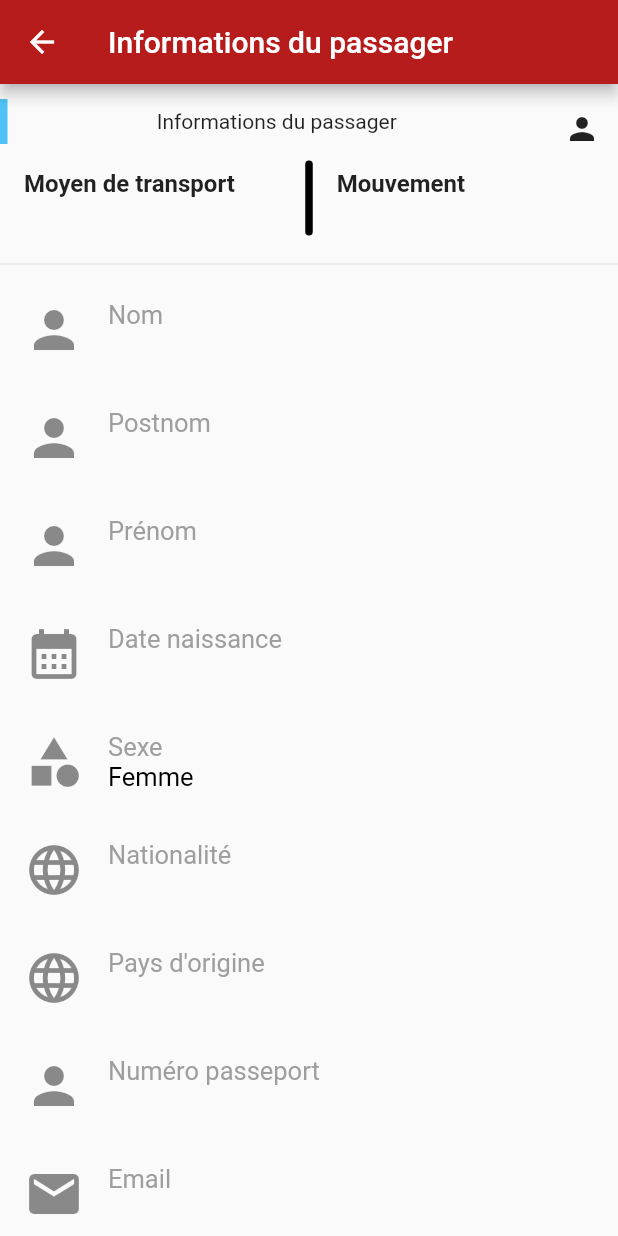
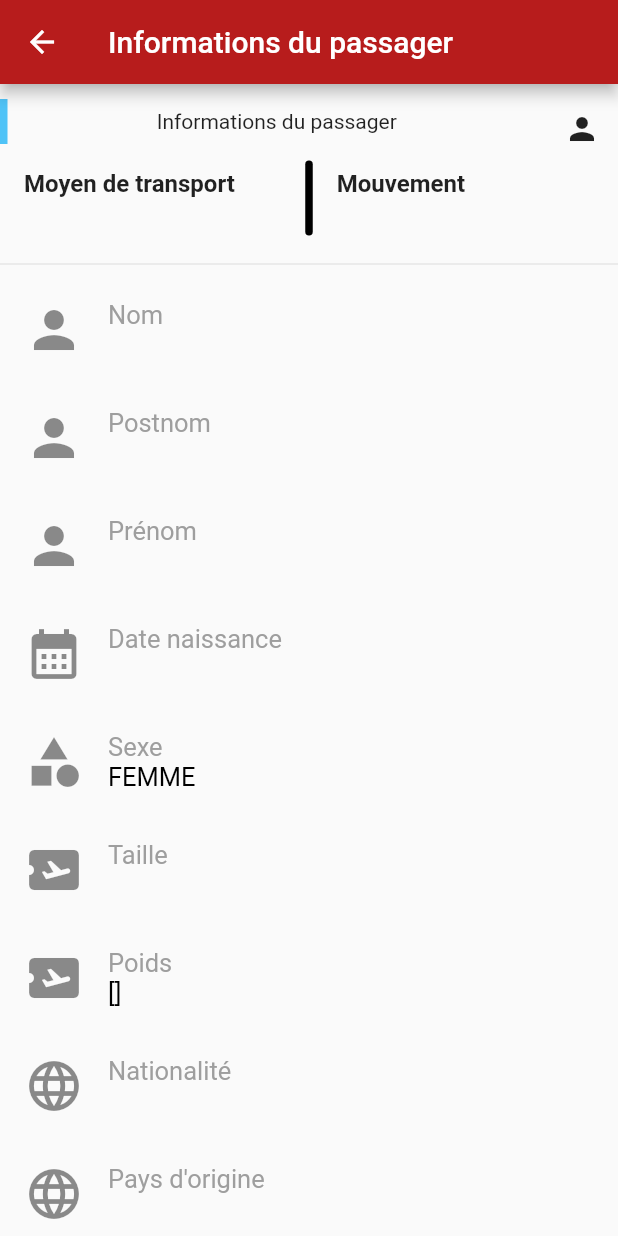
Before and after one commit to joellungu/sursa-mobile, a Flutter app: the Details screen opened directly with empty values, on a phone screen of 412 x 824 dp. Run offline on Flutter 3.47's test engine with Material 2 defaults, Android fonts, the light colour scheme and no system bars; our stand-ins replace dio, get, get_storage, permission_handler, photo_view; missing offline and left inert: qr_code_scanner; accounts and stored records are empty.

Commit message:
beta 12-8-23 19:50

```diff
--- a/lib/pages/details.dart
+++ b/lib/pages/details.dart
@@ -2,6 +2,7 @@ import 'package:flutter/material.dart';
 import 'package:get/get.dart';
 import 'package:get/get_connect/http/src/request/request.dart';
 import 'package:get_storage/get_storage.dart';
+import 'package:photo_view/photo_view.dart';
 import 'package:sursa_mobile/utils/app_controller.dart';
 import 'package:sursa_mobile/utils/requete.dart';
 
@@ -154,14 +155,16 @@ class Details extends StatelessWidget {
                                         ),
                                         Expanded(
                                           flex: 1,
-                                          child: Container(
-                                            height: Get.size.height / 2,
+                                          child: SizedBox(
+                                            height: Get.size.height / 1.5,
                                             width: Get.size.width / 1.3,
-                                            decoration: BoxDecoration(
-                                              image: DecorationImage(
-                                                image: NetworkImage(
-                                                    "${Requete.url}/img/avatar/${infos!['id']}.jpg"),
+                                            child: PhotoView(
+                                              backgroundDecoration:
+                                                  BoxDecoration(
+                                                color: Colors.transparent,
                                               ),
+                                              imageProvider: NetworkImage(
+                                                  "${Requete.url}/img/avatar/${infos!['id']}.jpg"),
                                             ),
                                           ),
                                         )
@@ -232,10 +235,16 @@ class Details extends StatelessWidget {
                               "Sexe",
                               infos!['sexe'] == "M" ? 'Homme' : 'Femme',
                               Icons.category),
+                          champ("Taille", "${infos!['taille']}",
+                              Icons.airplane_ticket),
+                          champ("Poids", "${infos!['poids']}",
+                              Icons.airplane_ticket),
                           champ("Nationalité", "${infos!['nationalite']}",
                               Icons.language),
-                          champ("Pays d'origine", "${infos!['pays_origine']}",
-                              Icons.language),
+                          infos!['mvt'] != "Circulant"
+                              ? champ("Pays d'origine",
+                                  "${infos!['pays_origine']}", Icons.language)
+                              : Container(),
                           champ("Numéro passeport",
                               "${infos!['num_passeport']}", Icons.person),
 
@@ -243,12 +252,24 @@ class Details extends StatelessWidget {
                           champ("Numéro téléphone", "${infos!['telephone']}",
                               Icons.numbers),
 
+                          champ(
+                              "Date d'arrivée",
+                              "${infos!['date_arrivee'] ?? ''}",
+                              Icons.location_on),
+
                           infos!['mvt'] == "Entrant"
                               ? champ(
-                                  "Province destination",
-                                  "${infos!['province_dest'] ?? ''}",
-                                  Icons.calendar_today)
+                                  "Dernier pays visité",
+                                  "${infos!['pays_visite'] ?? ''}",
+                                  Icons.location_on)
                               : Container(),
+
+                          // infos!['mvt'] == "Entrant"
+                          //     ? champ(
+                          //         "Province destination",
+                          //         "${infos!['province_dest'] ?? ''}",
+                          //         Icons.calendar_today)
+                          //     : Container(),
 
                           infos!['mvt'] == "Sortant"
                               ? champ(
@@ -270,8 +291,15 @@ class Details extends StatelessWidget {
                                   "${infos!['province_actuel'] ?? ''}",
                                   Icons.calendar_today)
                               : Container(),
+                          infos!['mvt'] == "Circulant"
+                              ? champ(
+                                  "Ville destination",
+                                  "${infos!['ville_destination'] ?? ''}",
+                                  Icons.calendar_today)
+                              : Container(),
 
-                          infos!['mvt'] == "Circulant"
+                          infos!['mvt'] == "Circulant" ||
+                                  infos!['mvt'] == "Entrant"
                               ? champ(
                                   "Province destination",
                                   "${infos!['province_dest'] ?? ''}",
@@ -280,30 +308,36 @@ class Details extends StatelessWidget {
 
                           infos!['mvt'] == "Circulant"
                               ? champ(
-                                  "Ville de destination",
+                                  "Ville de actuelle",
                                   "${infos!['ville_dest'] ?? ''}",
                                   Icons.calendar_today)
                               : Container(),
 
                           champ("Date d'enregistrement",
                               "${infos!['date_creat']}", Icons.calendar_today),
-                          champ("Compagnie aérienne", "${infos!['compagnie']}",
+                          champ(
+                              infos!['voie_transport'] == "Voie terrestre"
+                                  ? "Compagnie routière"
+                                  : infos!['voie_transport'] == "Voie maritime"
+                                      ? "Compagnie maritime"
+                                      : "Compagnie aérienne",
+                              "${infos!['compagnie']}",
                               Icons.airplane_ticket),
-                          //champ(
-                          //"Mouvement", "${infos!['mvt']}", Icons.airplane_ticket),
+
                           champ("Numéro de vol", "${infos!['num_vol']}",
                               Icons.airplane_ticket),
                           champ("Numéro de siège", "${infos!['num_siege']}",
                               Icons.airplane_ticket),
-                          champ("Ville de destination",
-                              "${infos!['destination']}", Icons.location_on),
-                          champ("Pays visités ", "${infos!['pays_visite']}",
-                              Icons.location_on),
-                          champ(
-                              "Température corporelle",
-                              infos!['fievre'] == 1 ? 'Oui' : 'Non',
-                              Icons.thermostat),
-                          champ("Maux", "${infos!['nom']}", Icons.sick),
+
+                          // champ("Ville de destination",
+                          //     "${infos!['destination']}", Icons.location_on),
+
+                          // champ(
+                          //     "Température corporelle",
+                          //     infos!['fievre'] == 1 ? 'Oui' : 'Non',
+                          //     Icons.thermostat),
+                          // champ("Maux", "${infos!['nom']}", Icons.sick),
+
                           champ("Fièvre", infos!['fievre'] == 1 ? 'Oui' : 'Non',
                               Icons.sick),
                           champ(
@@ -311,12 +345,17 @@ class Details extends StatelessWidget {
                               infos!['sensation_fievre'] == 1 ? 'Oui' : 'Non',
                               Icons.sick),
                           champ(
-                              "PCR Covid19 négatif",
+                              "PCR Covid19",
                               infos!['test_covid'] == 1 ? 'Oui' : 'Non',
                               Icons.coronavirus),
                           champ("Toux", infos!['toux'] == 1 ? 'Oui' : 'Non',
                               Icons.sick),
-                          champ("Symptomes", "${infos!['symptomes']}",
+
+                          champ(
+                              "Symptomes",
+                              infos!['symptomes'] == ''
+                                  ? 'RAS'
+                                  : '${infos!['symptomes']}',
                               Icons.sick),
                           champ(
                               "Difficulté à respirer ",
@@ -331,17 +370,18 @@ class Details extends StatelessWidget {
 
                           champ(
                               "Nom de la personne-ressource (le plus proche parent)",
-                              "${infos!['nom']}",
+                              "${infos!['personne_urgence']}",
                               Icons.person),
 
                           champ(
                               "Numéro de téléphone de la personne à contacter",
-                              "${infos!['nom']}",
+                              "${infos!['contact_urgence']}",
                               Icons.numbers),
-                          champ("Village/Numéro de maison/Hôtel",
-                              "${infos!['nom']}", Icons.hotel),
-                          champ("Sous-location/Domaine ", "${infos!['nom']}",
-                              Icons.hotel),
+                          // champ("Date d'enregistrement",
+                          //     "${infos!['date_creat']}", Icons.hotel),
+                          // champ("Sous-location/Domaine ", "${infos!['nom']}",
+                          //     Icons.hotel),
+
                           champ(
                               "Adresse ", "${infos!['adresse']}", Icons.hotel),
                           //champ("Adresse postale ", "${infos!['nom']}", Icons.hotel),
@@ -547,7 +587,7 @@ class Details extends StatelessWidget {
         ),
       ),
       subtitle: Text(
-        valeur,
+        valeur.toUpperCase(),
         style: const TextStyle(
           fontSize: 17,
           color: Colors.black,
--- a/lib/pages/login/login.dart
+++ b/lib/pages/login/login.dart
@@ -41,7 +41,7 @@ class Login extends StatelessWidget {
             backgroundColor: Colors.white,
           ),
           body: Padding(
-            padding: EdgeInsets.symmetric(horizontal: 30),
+            padding: const EdgeInsets.symmetric(horizontal: 15),
             child: Center(
               child: SingleChildScrollView(
                 child: Form(
@@ -52,7 +52,7 @@ class Login extends StatelessWidget {
                     children: [
                       Container(
                         height: 100,
-                        decoration: BoxDecoration(
+                        decoration: const BoxDecoration(
                           image: DecorationImage(
                             image: ExactAssetImage("assets/logo_MIN SANTE.png"),
                             fit: BoxFit.cover,
--- a/lib/utils/requete.dart
+++ b/lib/utils/requete.dart
@@ -4,9 +4,9 @@ import 'package:dio/dio.dart' as d;
 final dio = d.Dio();
 
 class Requete extends GetConnect {
-  //static String url = "https://www.sky-workspace.com/sursa";
+  static String url = "https://www.sky-workspace.com/sursa";
   //static String url = "http://10.0.2.2:8080";
-  static String url = "http://192.168.1.185/www/sursa";
+  //static String url = "http://192.168.1.185/www/sursa";
   static String ws = "ws://10.0.2.2:8080";
   Future<d.Response> getE(String path) async {
     return dio.get("$url/$path");
--- a/pubspec.yaml
+++ b/pubspec.yaml
@@ -42,6 +42,7 @@ dependencies:
   permission_handler: ^10.4.3
   #flutter_launcher_icons: ^0.13.1
   flutter_launcher_icons: ^0.9.2
+  photo_view: ^0.14.0
 
 dev_dependencies:
   flutter_test:
```
Also changed, not shown: lib/pages/scan.dart (+8 -5 lines), lib/utils/app_controller.dart (+9 -1 lines), pubspec.lock.
